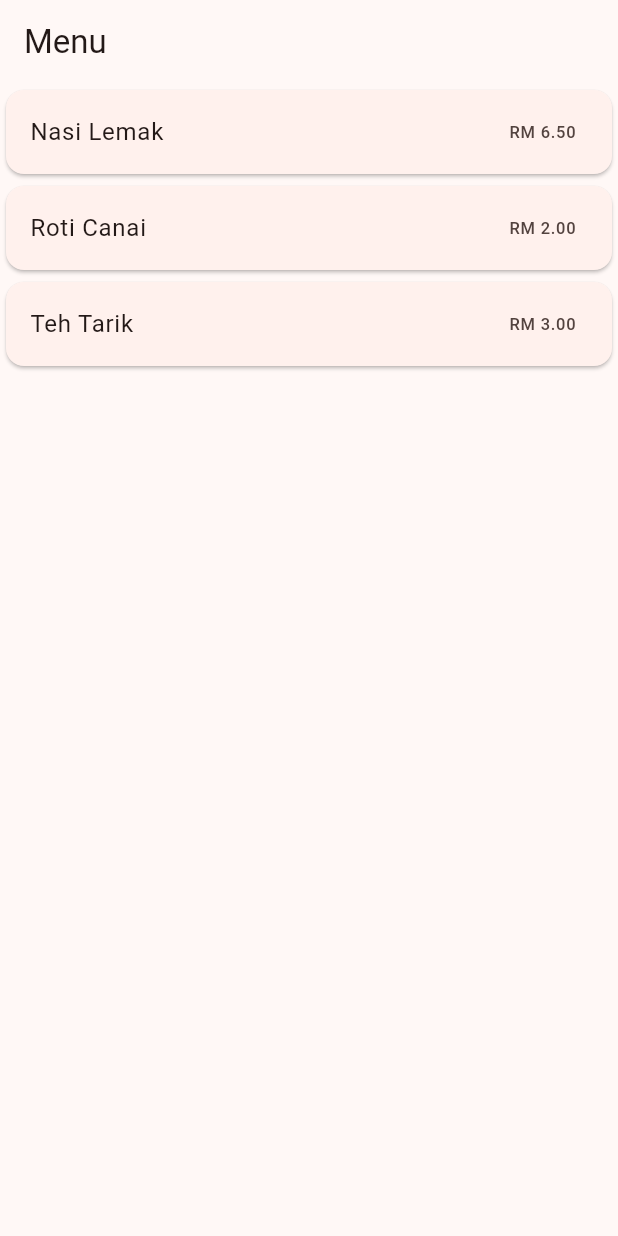
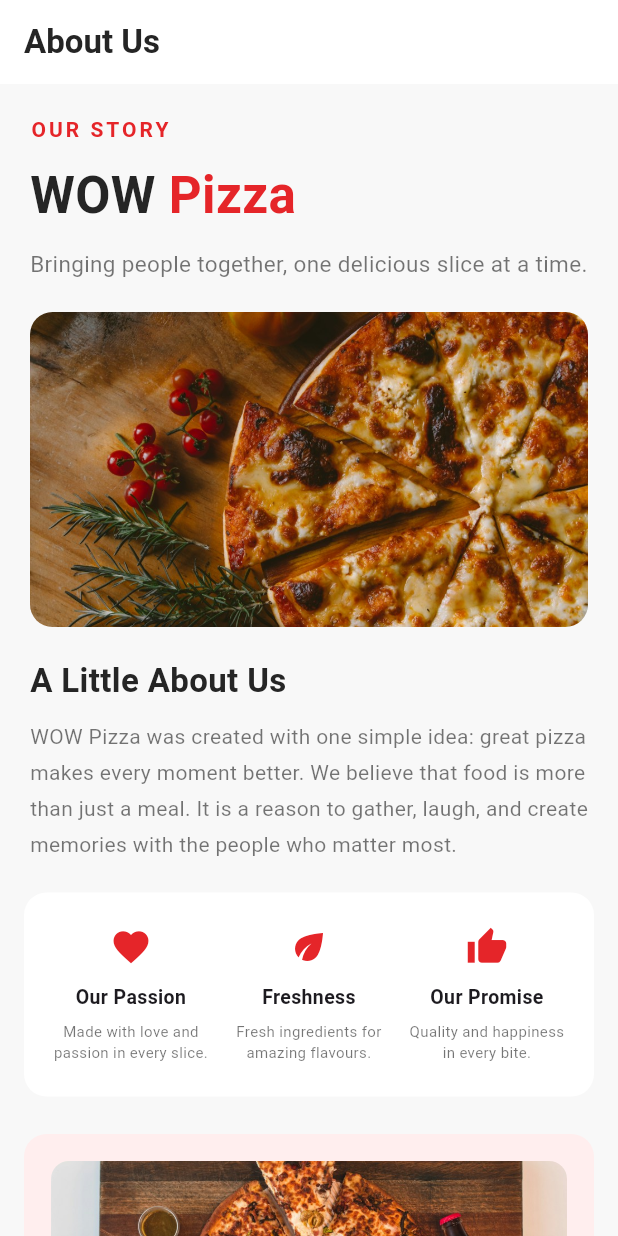
Before and after one commit to SyazwanBlade/Lab4-WowPizza, a Flutter app: the screen it shows after launch, on a phone screen of 412 x 824 dp. Run offline on Flutter 3.47's test engine with Material 3 defaults, Android fonts, the phone set to English and light mode, and no system bars.

Commit message:
Add about page by Ahmad Fakhrurizzudin Bin Ahmad Fairuz

```diff
--- /dev/null
+++ b/lib/about.dart
@@ -0,0 +1,496 @@
+
+import 'package:flutter/material.dart';
+
+class AboutPage extends StatelessWidget {
+  const AboutPage({super.key});
+
+  // WOW Pizza Theme Colors
+  static const Color primaryRed = Color(0xFFE52529);
+  static const Color darkColor = Color(0xFF252525);
+  static const Color backgroundColor = Color(0xFFF8F8F8);
+
+  @override
+  Widget build(BuildContext context) {
+    return Scaffold(
+      backgroundColor: backgroundColor,
+      appBar: AppBar(
+        backgroundColor: Colors.white,
+        elevation: 0,
+        title: const Text(
+          'About Us',
+          style: TextStyle(
+            color: darkColor,
+            fontWeight: FontWeight.bold,
+          ),
+        ),
+        iconTheme: const IconThemeData(color: darkColor),
+      ),
+
+      body: SingleChildScrollView(
+        child: Column(
+          crossAxisAlignment: CrossAxisAlignment.start,
+          children: [
+
+            // HERO SECTION
+            Padding(
+              padding: const EdgeInsets.all(20),
+              child: Column(
+                crossAxisAlignment: CrossAxisAlignment.start,
+                children: [
+                  const Text(
+                    'OUR STORY',
+                    style: TextStyle(
+                      color: primaryRed,
+                      fontWeight: FontWeight.bold,
+                      letterSpacing: 2,
+                    ),
+                  ),
+
+                  const SizedBox(height: 10),
+
+                  const Text.rich(
+                    TextSpan(
+                      children: [
+                        TextSpan(
+                          text: 'WOW ',
+                          style: TextStyle(color: darkColor),
+                        ),
+                        TextSpan(
+                          text: 'Pizza',
+                          style: TextStyle(color: primaryRed),
+                        ),
+                      ],
+                    ),
+                    style: TextStyle(
+                      fontSize: 34,
+                      fontWeight: FontWeight.bold,
+                    ),
+                  ),
+
+                  const SizedBox(height: 10),
+
+                  const Text(
+                    'Bringing people together, one delicious slice at a time.',
+                    style: TextStyle(
+                      fontSize: 15,
+                      color: Colors.black54,
+                      height: 1.5,
+                    ),
+                  ),
+
+                  const SizedBox(height: 20),
+
+                  ClipRRect(
+                    borderRadius: BorderRadius.circular(15),
+                    child: Image.asset(
+                      'assets/images/pizzawow.jpg',
+                      height: 210,
+                      width: double.infinity,
+                      fit: BoxFit.cover,
+                      errorBuilder: (context, error, stackTrace) {
+                        return Container(
+                          height: 210,
+                          color: Colors.orange.shade100,
+                          child: const Center(
+                            child: Icon(Icons.local_pizza,
+                                size: 70, color: primaryRed),
+                          ),
+                        );
+                      },
+                    ),
+                  ),
+
+                  const SizedBox(height: 20),
+
+                  const Text(
+                    'A Little About Us',
+                    style: TextStyle(
+                      fontSize: 22,
+                      fontWeight: FontWeight.bold,
+                      color: darkColor,
+                    ),
+                  ),
+
+                  const SizedBox(height: 10),
+
+                  const Text(
+                    'WOW Pizza was created with one simple idea: '
+                        'great pizza makes every moment better. '
+                        'We believe that food is more than just a meal. '
+                        'It is a reason to gather, laugh, and create memories '
+                        'with the people who matter most.',
+                    style: TextStyle(
+                      fontSize: 14,
+                      height: 1.7,
+                      color: Colors.black54,
+                    ),
+                  ),
+                ],
+              ),
+            ),
+
+            // OUR PROMISE SECTION
+            Container(
+              margin: const EdgeInsets.symmetric(horizontal: 16),
+              padding: const EdgeInsets.symmetric(
+                  vertical: 22, horizontal: 12),
+              decoration: BoxDecoration(
+                color: Colors.white,
+                borderRadius: BorderRadius.circular(15),
+              ),
+              child: Row(
+                children: const [
+                  Expanded(
+                    child: PromiseItem(
+                      icon: Icons.favorite,
+                      title: 'Our Passion',
+                      description: 'Made with love and passion in every slice.',
+                    ),
+                  ),
+                  Expanded(
+                    child: PromiseItem(
+                      icon: Icons.eco,
+                      title: 'Freshness',
+                      description: 'Fresh ingredients for amazing flavours.',
+                    ),
+                  ),
+                  Expanded(
+                    child: PromiseItem(
+                      icon: Icons.thumb_up,
+                      title: 'Our Promise',
+                      description: 'Quality and happiness in every bite.',
+                    ),
+                  ),
+                ],
+              ),
+            ),
+
+            const SizedBox(height: 25),
+
+            // JOY OF EVERY SLICE
+            Container(
+              margin: const EdgeInsets.symmetric(horizontal: 16),
+              padding: const EdgeInsets.all(18),
+              decoration: BoxDecoration(
+                color: const Color(0xFFFFEEEE),
+                borderRadius: BorderRadius.circular(15),
+              ),
+              child: Column(
+                crossAxisAlignment: CrossAxisAlignment.start,
+                children: [
+                  ClipRRect(
+                    borderRadius: BorderRadius.circular(12),
+                    child: Image.asset(
+                      'assets/images/pizzasotori.jpg',
+                      height: 170,
+                      width: double.infinity,
+                      fit: BoxFit.cover,
+                      errorBuilder: (context, error, stackTrace) {
+                        return Container(
+                          height: 170,
+                          color: Colors.orange.shade100,
+                          child: const Icon(Icons.local_pizza,
+                              size: 65, color: primaryRed),
+                        );
+                      },
+                    ),
+                  ),
+
+                  const SizedBox(height: 15),
+
+                  const Text(
+                    'The Joy of Every Slice',
+                    style: TextStyle(
+                      fontSize: 19,
+                      fontWeight: FontWeight.bold,
+                      color: primaryRed,
+                    ),
+                  ),
+
+                  const SizedBox(height: 10),
+
+                  const Text(
+                    'At WOW Pizza, every pizza tells a story. '
+                        'Whether it is a family dinner, a celebration with '
+                        'friends, or simply treating yourself, we make every '
+                        'occasion more special with delicious pizza.',
+                    style: TextStyle(
+                      fontSize: 14,
+                      height: 1.7,
+                      color: Colors.black54,
+                    ),
+                  ),
+                ],
+              ),
+            ),
+
+            const SizedBox(height: 30),
+
+            // EXPERIENCE SECTION
+            const Center(
+              child: Column(
+                children: [
+                  Text(
+                    'The WOW Experience',
+                    style: TextStyle(
+                      fontSize: 23,
+                      fontWeight: FontWeight.bold,
+                      color: darkColor,
+                    ),
+                  ),
+                  SizedBox(height: 8),
+                  Padding(
+                    padding: EdgeInsets.symmetric(horizontal: 25),
+                    child: Text(
+                      'Discover what makes every visit to WOW Pizza special.',
+                      textAlign: TextAlign.center,
+                      style: TextStyle(
+                        fontSize: 13,
+                        color: Colors.black54,
+                      ),
+                    ),
+                  ),
+                ],
+              ),
+            ),
+
+            const SizedBox(height: 20),
+
+            Padding(
+              padding: const EdgeInsets.symmetric(horizontal: 16),
+              child: Column(
+                children: [
+                  ExperienceCard(
+                    icon: Icons.restaurant,
+                    title: 'Freshly Prepared',
+                    description:
+                    'Every pizza is prepared with carefully selected '
+                        'ingredients to bring you delicious flavours and '
+                        'a satisfying experience.',
+                  ),
+
+                  const SizedBox(height: 12),
+
+                  ExperienceCard(
+                    icon: Icons.local_dining,
+                    title: 'Something for Everyone',
+                    description:
+                    'From classic favourites to exciting new flavours, '
+                        'there is always something delicious waiting '
+                        'for everyone at WOW Pizza.',
+                  ),
+
+                  const SizedBox(height: 12),
+
+                  ExperienceCard(
+                    icon: Icons.delivery_dining,
+                    title: 'Made for Every Moment',
+                    description:
+                    'Enjoy your favourite pizza during family gatherings, '
+                        'parties, celebrations, or a relaxing day at home.',
+                  ),
+                ],
+              ),
+            ),
+
+            const SizedBox(height: 25),
+
+            // FOOTER SECTION
+            Container(
+              margin: const EdgeInsets.all(16),
+              padding: const EdgeInsets.all(20),
+              decoration: BoxDecoration(
+                color: darkColor,
+                borderRadius: BorderRadius.circular(15),
+              ),
+              child: Row(
+                children: [
+                  Container(
+                    height: 75,
+                    width: 75,
+                    decoration: BoxDecoration(
+                      color: primaryRed,
+                      borderRadius: BorderRadius.circular(12),
+                    ),
+                    child: const Icon(
+                      Icons.local_pizza,
+                      color: Colors.white,
+                      size: 45,
+                    ),
+                  ),
+
+                  const SizedBox(width: 15),
+
+                  const Expanded(
+                    child: Column(
+                      crossAxisAlignment: CrossAxisAlignment.start,
+                      children: [
+                        Text(
+                          'WOW Pizza',
+                          style: TextStyle(
+                            color: Colors.white,
+                            fontSize: 20,
+                            fontWeight: FontWeight.bold,
+                          ),
+                        ),
+
+                        SizedBox(height: 8),
+
+                        Text(
+                          'Good food. Great moments. '
+                              'Unforgettable pizza.',
+                          style: TextStyle(
+                            color: Colors.white70,
+                            fontSize: 13,
+                            height: 1.5,
+                          ),
+                        ),
+
+                        SizedBox(height: 8),
+
+                        Text(
+                          'Made with love, served with WOW!',
+                          style: TextStyle(
+                            color: Color(0xFFFF6B6B),
+                            fontSize: 12,
+                            fontWeight: FontWeight.bold,
+                          ),
+                        ),
+                      ],
+                    ),
+                  ),
+                ],
+              ),
+            ),
+
+            const SizedBox(height: 15),
+          ],
+        ),
+      ),
+    );
+  }
+}
+
+
+// PROMISE ITEM WIDGET
+class PromiseItem extends StatelessWidget {
+  final IconData icon;
+  final String title;
+  final String description;
+
+  const PromiseItem({
+    super.key,
+    required this.icon,
+    required this.title,
+    required this.description,
+  });
+
+  @override
+  Widget build(BuildContext context) {
+    return Column(
+      children: [
+        Icon(icon, color: AboutPage.primaryRed, size: 28),
+
+        const SizedBox(height: 10),
+
+        Text(
+          title,
+          textAlign: TextAlign.center,
+          style: const TextStyle(
+            fontWeight: FontWeight.bold,
+            fontSize: 13,
+          ),
+        ),
+
+        const SizedBox(height: 7),
+
+        Padding(
+          padding: const EdgeInsets.symmetric(horizontal: 4),
+          child: Text(
+            description,
+            textAlign: TextAlign.center,
+            style: const TextStyle(
+              fontSize: 10,
+              color: Colors.black54,
+              height: 1.4,
+            ),
+          ),
+        ),
+      ],
+    );
+  }
+}
+
+
+// EXPERIENCE CARD WIDGET
+class ExperienceCard extends StatelessWidget {
+  final IconData icon;
+  final String title;
+  final String description;
+
+  const ExperienceCard({
+    super.key,
+    required this.icon,
+    required this.title,
+    required this.description,
+  });
+
+  @override
+  Widget build(BuildContext context) {
+    return Container(
+      width: double.infinity,
+      padding: const EdgeInsets.all(18),
+      decoration: BoxDecoration(
+        color: Colors.white,
+        borderRadius: BorderRadius.circular(14),
+      ),
+      child: Row(
+        crossAxisAlignment: CrossAxisAlignment.start,
+        children: [
+          Container(
+            height: 45,
+            width: 45,
+            decoration: BoxDecoration(
+              color: const Color(0xFFFFEEEE),
+              borderRadius: BorderRadius.circular(10),
+            ),
+            child: Icon(
+              icon,
+              color: AboutPage.primaryRed,
+              size: 25,
+            ),
+          ),
+
+          const SizedBox(width: 15),
+
+          Expanded(
+            child: Column(
+              crossAxisAlignment: CrossAxisAlignment.start,
+              children: [
+                Text(
+                  title,
+                  style: const TextStyle(
+                    fontSize: 16,
+                    fontWeight: FontWeight.bold,
+                    color: AboutPage.primaryRed,
+                  ),
+                ),
+
+                const SizedBox(height: 8),
+
+                Text(
+                  description,
+                  style: const TextStyle(
+                    fontSize: 13,
+                    height: 1.6,
+                    color: Colors.black54,
+                  ),
+                ),
+              ],
+            ),
+          ),
+        ],
+      ),
+    );
+  }
+}
--- a/lib/main.dart
+++ b/lib/main.dart
@@ -1,6 +1,8 @@
+
 import 'package:flutter/material.dart';
 
-import 'menu_card.dart';
+// Import pages
+import 'about.dart';
 
 void main() {
   runApp(const MyApp());
@@ -12,27 +14,21 @@ class MyApp extends StatelessWidget {
   @override
   Widget build(BuildContext context) {
     return MaterialApp(
-      title: 'Menu',
-      theme: ThemeData(colorSchemeSeed: Colors.deepOrange),
-      home: const MenuPage(),
+      debugShowCheckedModeBanner: false,
+
+      title: 'WOW Pizza',
+
+      theme: ThemeData(
+        primaryColor: Colors.red,
+        scaffoldBackgroundColor: const Color(0xFFF8F8F8),
+      ),
+
+      // Named Routes
+      initialRoute: '/about',
+
+      routes: {
+        '/about': (context) => const AboutPage(),
+      },
     );
   }
 }
-
-class MenuPage extends StatelessWidget {
-  const MenuPage({super.key});
-
-  @override
-  Widget build(BuildContext context) {
-    return Scaffold(
-      appBar: AppBar(title: const Text('Menu')),
-      body: ListView(
-        children: const [
-          MenuCard(name: 'Nasi Lemak', price: 6.50),
-          MenuCard(name: 'Roti Canai', price: 2.00),
-          MenuCard(name: 'Teh Tarik', price: 3.00),
-        ],
-      ),
-    );
-  }
-}
--- a/lib/menu_card.dart
+++ /dev/null
@@ -1,18 +0,0 @@
-import 'package:flutter/material.dart';
-
-class MenuCard extends StatelessWidget {
-  const MenuCard({super.key, required this.name, required this.price});
-
-  final String name;
-  final double price;
-
-  @override
-  Widget build(BuildContext context) {
-    return Card(
-      child: ListTile(
-        title: Text(name),
-        trailing: Text('RM ${price.toStringAsFixed(2)}'),
-      ),
-    );
-  }
-}
```
Also changed, not shown: analysis_options.yaml (+8 -0 lines), pubspec.yaml (+5 -3 lines), assets/images/pizzasotori.jpg (added), assets/images/pizzawow.jpg (added), pubspec.lock, 65 other files.
